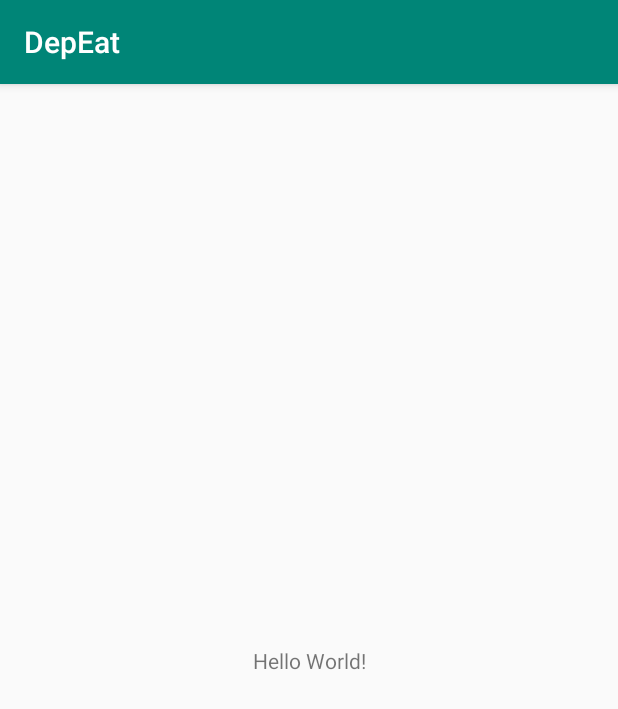
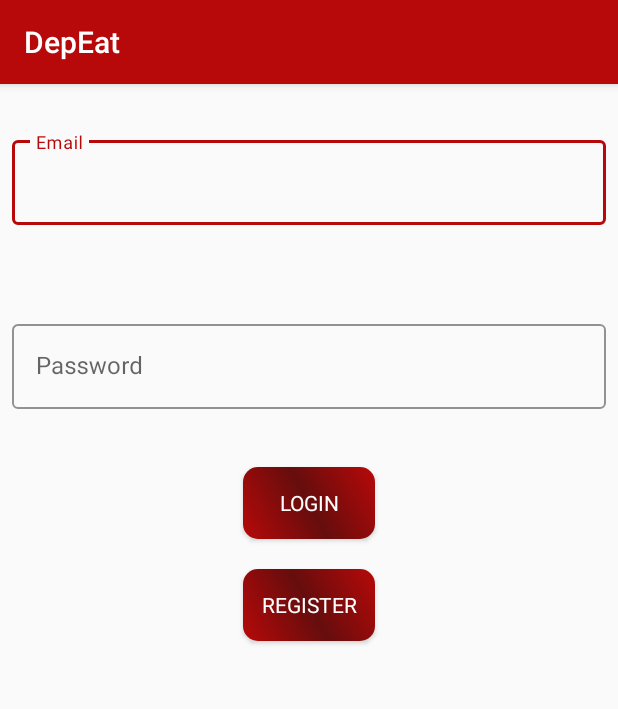
Before and after one commit to AlessandroAgneti/DEPAndroid, an Android app: the screen it shows after launch (MainActivity), on a phone screen of 412 x 824 dp. Shown: the top 709 px of the screen. Run offline under Robolectric (Android 15) with nearby library versions, the phone set to English and light mode, and no system bars.

Commit message:
First Login page

```diff
--- a/app/build.gradle
+++ b/app/build.gradle
@@ -19,10 +19,11 @@ android {
 }
 
 dependencies {
-    implementation fileTree(dir: 'libs', include: ['*.jar'])
+    implementation fileTree(include: ['*.jar'], dir: 'libs')
     implementation 'com.android.support:appcompat-v7:28.0.0'
     implementation 'com.android.support.constraint:constraint-layout:1.1.3'
     testImplementation 'junit:junit:4.12'
     androidTestImplementation 'com.android.support.test:runner:1.0.2'
     androidTestImplementation 'com.android.support.test.espresso:espresso-core:3.0.2'
+    implementation 'com.android.support:design:28.0.0'
 }
--- a/app/src/main/java/com/example/depeat/MainActivity.java
+++ b/app/src/main/java/com/example/depeat/MainActivity.java
@@ -2,8 +2,12 @@ package com.example.depeat;
 
 import android.support.v7.app.AppCompatActivity;
 import android.os.Bundle;
+import android.widget.EditText;
 
 public class MainActivity extends AppCompatActivity {
+
+    private EditText edtPassword, edtemail;
+
 
     @Override
     protected void onCreate(Bundle savedInstanceState) {
--- /dev/null
+++ b/app/src/main/res/drawable/button.xml
@@ -0,0 +1,17 @@
+<?xml version="1.0" encoding="utf-8"?>
+<shape xmlns:android="http://schemas.android.com/apk/res/android"
+    android:shape="rectangle">
+
+    <corners
+        android:radius="10dp">
+    </corners>
+
+    <gradient
+        android:startColor="#b70909"
+        android:centerColor="#660d0d"
+        android:endColor="#b70909"
+        android:angle="45"
+        android:type="linear">
+    </gradient>
+
+</shape>
--- a/app/src/main/res/layout/activity_main.xml
+++ b/app/src/main/res/layout/activity_main.xml
@@ -1,18 +1,81 @@
 <?xml version="1.0" encoding="utf-8"?>
-<android.support.constraint.ConstraintLayout xmlns:android="http://schemas.android.com/apk/res/android"
+<LinearLayout xmlns:android="http://schemas.android.com/apk/res/android"
     xmlns:app="http://schemas.android.com/apk/res-auto"
     xmlns:tools="http://schemas.android.com/tools"
     android:layout_width="match_parent"
     android:layout_height="match_parent"
+    android:orientation="vertical"
     tools:context=".MainActivity">
 
-    <TextView
-        android:layout_width="wrap_content"
-        android:layout_height="wrap_content"
-        android:text="Hello World!"
-        app:layout_constraintBottom_toBottomOf="parent"
-        app:layout_constraintLeft_toLeftOf="parent"
-        app:layout_constraintRight_toRightOf="parent"
-        app:layout_constraintTop_toTopOf="parent" />
 
-</android.support.constraint.ConstraintLayout>
+
+        <android.support.design.widget.TextInputLayout
+            android:id="@+id/id_email"
+            style="@style/Widget.MaterialComponents.TextInputLayout.OutlinedBox"
+            android:layout_width="match_parent"
+            android:layout_height="wrap_content"
+            android:layout_marginStart="8dp"
+            android:layout_marginTop="32dp"
+            android:layout_marginEnd="8dp"
+            android:layout_marginBottom="8dp"
+            app:boxStrokeColor="@color/colorPrimary"
+            app:errorEnabled="true">
+
+            <android.support.design.widget.TextInputEditText
+                android:id="@+id/id_text_email"
+                android:layout_width="match_parent"
+                android:layout_height="wrap_content"
+                android:hint="@string/email" />
+        </android.support.design.widget.TextInputLayout>
+
+        <android.support.design.widget.TextInputLayout
+            android:id="@+id/id_password"
+            style="@style/Widget.MaterialComponents.TextInputLayout.OutlinedBox"
+            android:layout_width="match_parent"
+            android:layout_height="wrap_content"
+            android:layout_marginStart="8dp"
+            android:layout_marginTop="32dp"
+            android:layout_marginEnd="8dp"
+            android:layout_marginBottom="8dp"
+            app:boxStrokeColor="@color/colorPrimary"
+            app:errorEnabled="true">
+
+            <android.support.design.widget.TextInputEditText
+                android:id="@+id/id_text_password"
+                android:layout_width="match_parent"
+                android:layout_height="wrap_content"
+                android:hint="@string/password" />
+        </android.support.design.widget.TextInputLayout>
+
+        <LinearLayout
+            android:layout_width="match_parent"
+            android:layout_height="match_parent"
+            android:orientation="vertical"
+            >
+
+            <Button
+                android:id="@+id/id_login"
+                android:fontFamily="medium"
+                android:text="@string/login"
+                android:layout_width="wrap_content"
+                android:layout_height="wrap_content"
+                android:layout_gravity="center"
+                android:background="@drawable/button"
+                android:textColor="@color/colorWhite"
+                android:layout_margin="10dp"
+                />
+
+            <Button
+                android:id="@+id/id_register"
+                android:fontFamily="medium"
+                android:layout_width="wrap_content"
+                android:textColor="@color/colorWhite"
+                android:layout_height="wrap_content"
+                android:layout_gravity="center"
+                android:layout_margin="10dp"
+                android:text="@string/register"
+                android:background="@drawable/button"
+                />
+        </LinearLayout>
+
+</LinearLayout>
--- a/app/src/main/res/values/colors.xml
+++ b/app/src/main/res/values/colors.xml
@@ -1,6 +1,8 @@
 <?xml version="1.0" encoding="utf-8"?>
 <resources>
-    <color name="colorPrimary">#008577</color>
+    <color name="colorPrimary">#b70909</color>
+  <!--  <color name="colorPrimary">#008577</color> -->
     <color name="colorPrimaryDark">#00574B</color>
     <color name="colorAccent">#D81B60</color>
+    <color name="colorWhite">#FFFFFFFF</color>
 </resources>
--- a/app/src/main/res/values/strings.xml
+++ b/app/src/main/res/values/strings.xml
@@ -1,3 +1,7 @@
 <resources>
     <string name="app_name">DepEat</string>
+    <string name="login">Login</string>
+    <string name="password">Password</string>
+    <string name="email">Email</string>
+    <string name="register">Register</string>
 </resources>
--- a/app/src/main/res/values/styles.xml
+++ b/app/src/main/res/values/styles.xml
@@ -4,7 +4,8 @@
     <style name="AppTheme" parent="Theme.AppCompat.Light.DarkActionBar">
         <!-- Customize your theme here. -->
         <item name="colorPrimary">@color/colorPrimary</item>
-        <item name="colorPrimaryDark">@color/colorPrimaryDark</item>
+        <item name="colorPrimaryDark">@color/colorPrimary</item>
+        <!-- <item name="colorPrimaryDark">@color/colorPrimaryDark</item> -->
         <item name="colorAccent">@color/colorAccent</item>
     </style>
 
```
